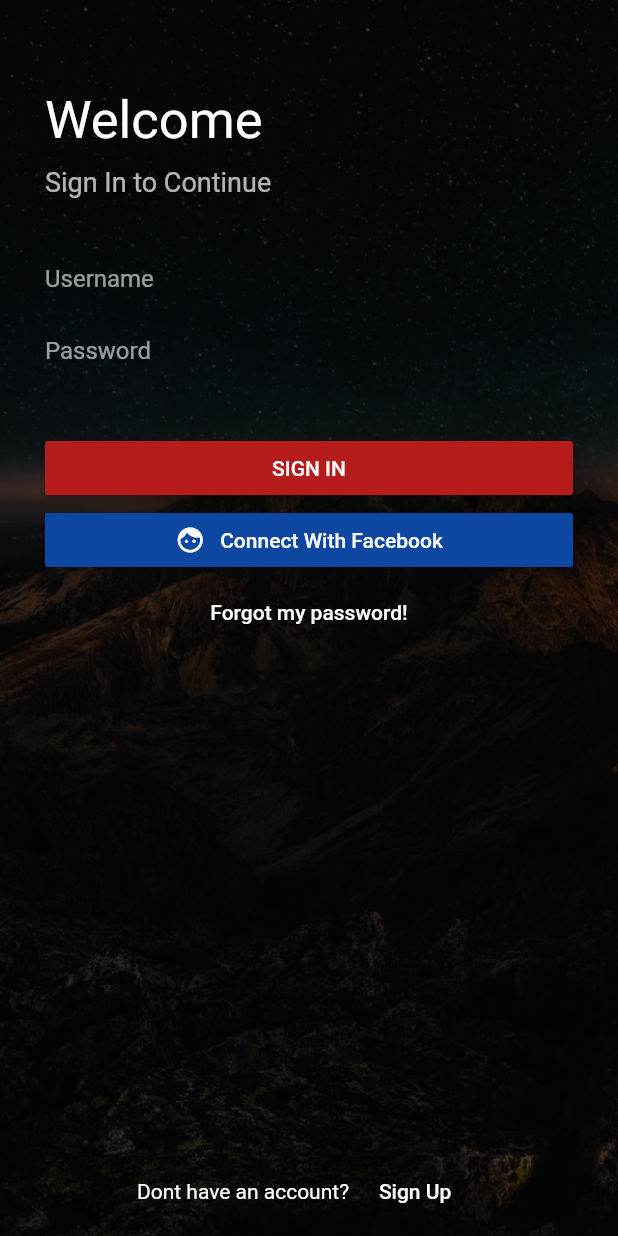
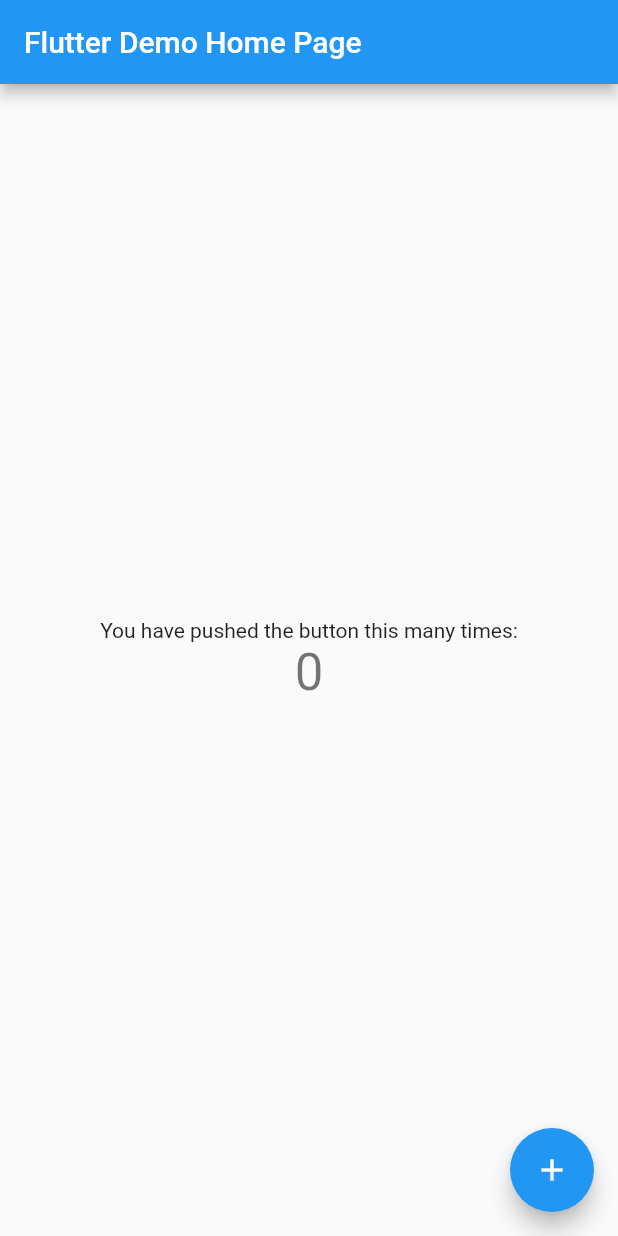
Before and after one commit to ctrleffive/login-screen-flutter-case-study, a Flutter app: the screen it shows after launch, on a phone screen of 412 x 824 dp. Run offline on Flutter 3.47's test engine with Material 2 defaults, Android fonts, the phone set to English and light mode, and no system bars.

Commit message:
new set added

```diff
--- a/lib/main.dart
+++ b/lib/main.dart
@@ -3,131 +3,109 @@ import 'package:flutter/material.dart';
 void main() => runApp(MyApp());
 
 class MyApp extends StatelessWidget {
+  // This widget is the root of your application.
   @override
   Widget build(BuildContext context) {
     return MaterialApp(
-      theme: ThemeData.dark(),
-      home: LoginScreen(),
+      title: 'Flutter Demo',
+      theme: ThemeData(
+        // This is the theme of your application.
+        //
+        // Try running your application with "flutter run". You'll see the
+        // application has a blue toolbar. Then, without quitting the app, try
+        // changing the primarySwatch below to Colors.green and then invoke
+        // "hot reload" (press "r" in the console where you ran "flutter run",
+        // or simply save your changes to "hot reload" in a Flutter IDE).
+        // Notice that the counter didn't reset back to zero; the application
+        // is not restarted.
+        primarySwatch: Colors.blue,
+      ),
+      home: MyHomePage(title: 'Flutter Demo Home Page'),
     );
   }
 }
 
-class LoginScreen extends StatelessWidget {
+class MyHomePage extends StatefulWidget {
+  MyHomePage({Key key, this.title}) : super(key: key);
+
+  // This widget is the home page of your application. It is stateful, meaning
+  // that it has a State object (defined below) that contains fields that affect
+  // how it looks.
+
+  // This class is the configuration for the state. It holds the values (in this
+  // case the title) provided by the parent (in this case the App widget) and
+  // used by the build method of the State. Fields in a Widget subclass are
+  // always marked "final".
+
+  final String title;
+
+  @override
+  _MyHomePageState createState() => _MyHomePageState();
+}
+
+class _MyHomePageState extends State<MyHomePage> {
+  int _counter = 0;
+
+  void _incrementCounter() {
+    setState(() {
+      // This call to setState tells the Flutter framework that something has
+      // changed in this State, which causes it to rerun the build method below
+      // so that the display can reflect the updated values. If we changed
+      // _counter without calling setState(), then the build method would not be
+      // called again, and so nothing would appear to happen.
+      _counter++;
+    });
+  }
+
   @override
   Widget build(BuildContext context) {
+    // This method is rerun every time setState is called, for instance as done
+    // by the _incrementCounter method above.
+    //
+    // The Flutter framework has been optimized to make rerunning build methods
+    // fast, so that you can just rebuild anything that needs updating rather
+    // than having to individually change instances of widgets.
     return Scaffold(
-      body: Stack(
-        children: <Widget>[
-          Image(
-            image: AssetImage('assets/images/bg.jpg'),
-            height: MediaQuery.of(context).size.height,
-            colorBlendMode: BlendMode.multiply,
-            alignment: Alignment.center,
-            // NOTE: Adjust your bg brightness here..
-            color: Colors.black.withOpacity(0.7),
-            fit: BoxFit.cover,
+      appBar: AppBar(
+        // Here we take the value from the MyHomePage object that was created by
+        // the App.build method, and use it to set our appbar title.
+        title: Text(widget.title),
       ),
-          SafeArea(
+      body: Center(
+        // Center is a layout widget. It takes a single child and positions it
+        // in the middle of the parent.
         child: Column(
-              mainAxisAlignment: MainAxisAlignment.spaceBetween,
-              children: <Widget>[
-                Padding(
-                  padding: EdgeInsets.fromLTRB(30, 60, 30, 0),
-                  child: Column(
-                    crossAxisAlignment: CrossAxisAlignment.start,
-                    children: <Widget>[
-                      Text('Welcome', style: TextStyle(fontSize: 35)),
-                      SizedBox(height: 10),
-                      Text('Sign In to Continue', style: TextStyle(fontSize: 18, color: Colors.white70)),
-                      SizedBox(height: 30),
-                      Form(
-                        child: Column(
-                          children: <Widget>[
-                            TextFormField(
-                              decoration: InputDecoration(
-                                hintText: 'Username',
-                                focusedBorder: UnderlineInputBorder(
-                                  borderSide: BorderSide(
-                                    color: Colors.transparent,
-                                    width: 0
-                                  )
-                                ),
-                                enabledBorder: UnderlineInputBorder(
-                                  borderSide: BorderSide(
-                                    color: Colors.transparent,
-                                    width: 0
-                                  )
-                                )
-                              ),
-                            ),
-                            // SizedBox(height: 10),
-                            TextFormField(
-                              obscureText: true,
-                              decoration: InputDecoration(
-                                hintText: 'Password',
-                                focusedBorder: UnderlineInputBorder(
-                                  borderSide: BorderSide(
-                                    color: Colors.transparent,
-                                    width: 0
-                                  )
-                                ),
-                                enabledBorder: UnderlineInputBorder(
-                                  borderSide: BorderSide(
-                                    color: Colors.transparent,
-                                    width: 0
-                                  )
-                                )
-                              ),
-                            )
-                          ],
-                        ),
-                      ),
-                      SizedBox(height: 30),
-                      MaterialButton(
-                        onPressed: () {},
-                        child: Text('SIGN IN'),
-                        color: Colors.red.shade900,
-                        minWidth: MediaQuery.of(context).size.width,
-                      ),
-                      MaterialButton(
-                        onPressed: () {},
-                        child: Row(
+          // Column is also layout widget. It takes a list of children and
+          // arranges them vertically. By default, it sizes itself to fit its
+          // children horizontally, and tries to be as tall as its parent.
+          //
+          // Invoke "debug painting" (press "p" in the console, choose the
+          // "Toggle Debug Paint" action from the Flutter Inspector in Android
+          // Studio, or the "Toggle Debug Paint" command in Visual Studio Code)
+          // to see the wireframe for each widget.
+          //
+          // Column has various properties to control how it sizes itself and
+          // how it positions its children. Here we use mainAxisAlignment to
+          // center the children vertically; the main axis here is the vertical
+          // axis because Columns are vertical (the cross axis would be
+          // horizontal).
           mainAxisAlignment: MainAxisAlignment.center,
           children: <Widget>[
-                            Icon(Icons.face, size: 20),
-                            SizedBox(width: 10),
-                            Text('Connect With Facebook')
-                          ],
+            Text(
+              'You have pushed the button this many times:',
             ),
-                        color: Colors.blue.shade900,
-                        minWidth: MediaQuery.of(context).size.width,
-                      ),
-                      MaterialButton(
-                        onPressed: () {},
-                        child: Text('Forgot my password!'),
-                        minWidth: MediaQuery.of(context).size.width,
+            Text(
+              '$_counter',
+              style: Theme.of(context).textTheme.display1,
             ),
           ],
         ),
       ),
-                SizedBox(
-                  height: 60,
-                  child: Row(
-                    mainAxisAlignment: MainAxisAlignment.center,
-                    children: <Widget>[
-                      Text('Dont have an account?'),
-                      MaterialButton(
-                        onPressed: () {},
-                        child: Text('Sign Up'),
-                      )
-                    ],
-                  ),
-                ),
-              ],
-            ),
-          )
-        ],
-      ),
+      floatingActionButton: FloatingActionButton(
+        onPressed: _incrementCounter,
+        tooltip: 'Increment',
+        child: Icon(Icons.add),
+      ), // This trailing comma makes auto-formatting nicer for build methods.
     );
   }
 }
```
Also changed, not shown: pubspec.yaml (+8 -4 lines), assets/images/bg.jpg (deleted), pubspec.lock (added), 10 other files. Lines whose indentation alone changed are shown as unchanged.
